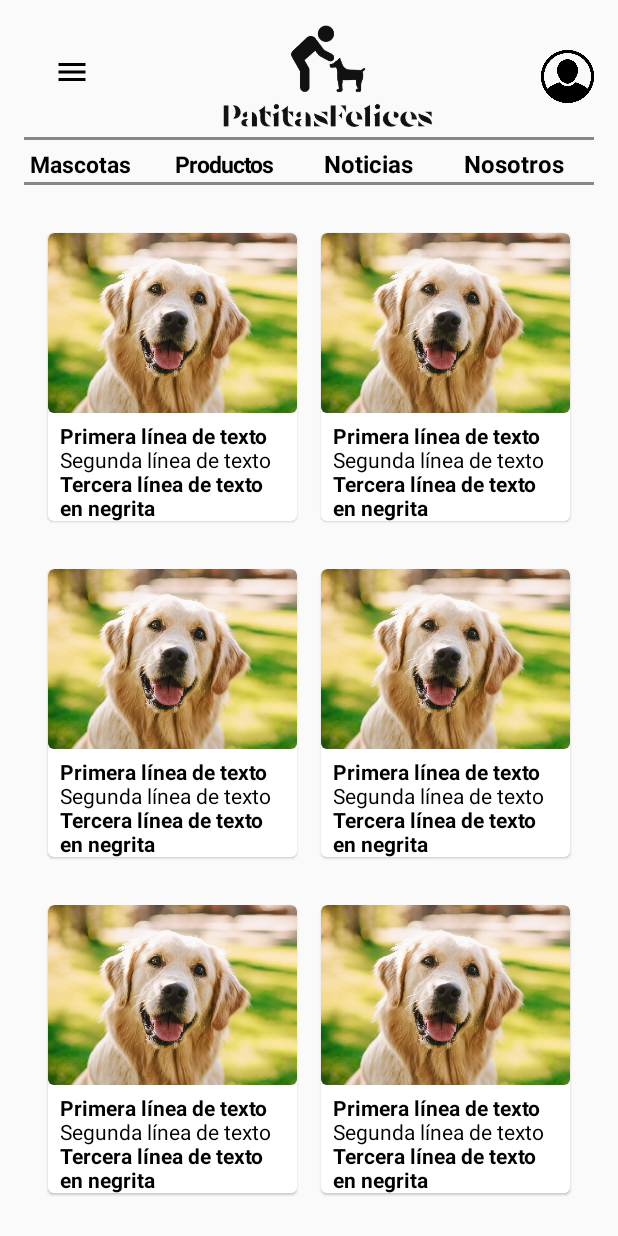
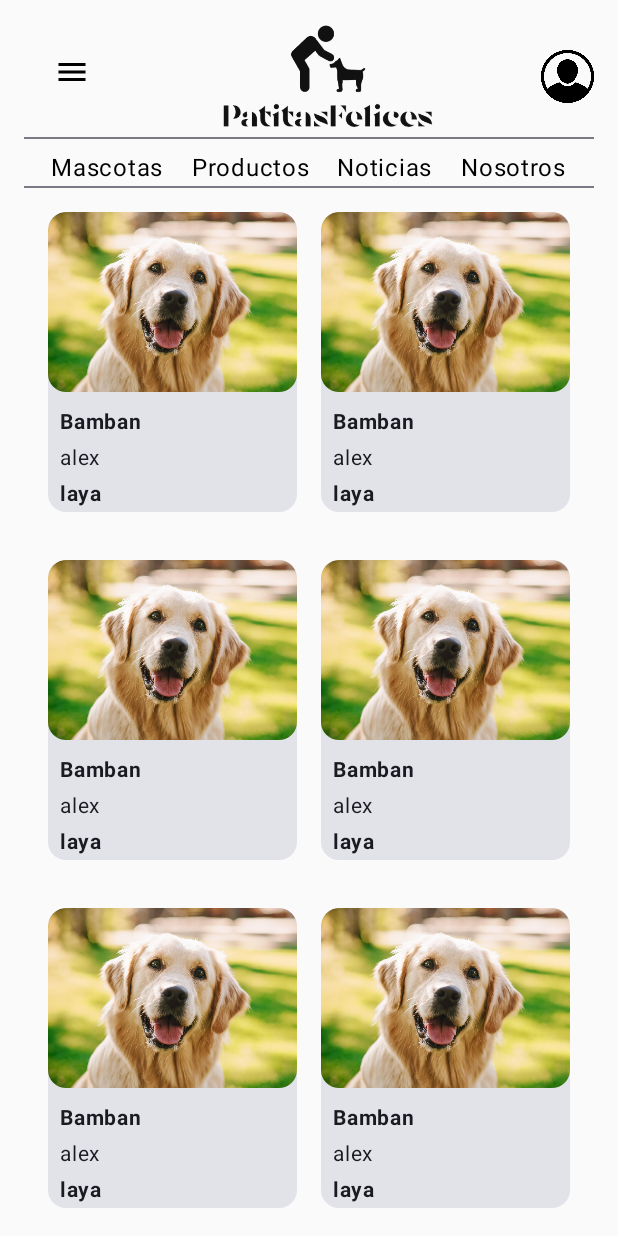
Before and after one commit to JeanpierreMV/PatitasFelicesV0, an Android app built with Jetpack Compose: the screen it shows after launch (MainActivity), after a tap on "Iniciar Sesión", on a phone screen of 412 x 824 dp. Run offline under Robolectric (Android 15) with nearby library versions, the phone set to English and light mode, and no system bars; our stand-ins replace Dagger/Hilt's generated code.

Commit message:
commit v7.5

```diff
--- a/app/src/main/java/com/example/patitasfelices/component/Sidebar.kt
+++ b/app/src/main/java/com/example/patitasfelices/component/Sidebar.kt
@@ -33,6 +33,7 @@ import androidx.compose.material3.NavigationDrawerItem
 import androidx.compose.material3.NavigationDrawerItemDefaults
 import androidx.compose.material3.Text
 import androidx.compose.material3.rememberDrawerState
+
 import androidx.compose.runtime.mutableStateOf
 import androidx.compose.runtime.remember
 import androidx.compose.runtime.rememberCoroutineScope
--- a/app/src/main/java/com/example/patitasfelices/screens/Inicio/Inicio.kt
+++ b/app/src/main/java/com/example/patitasfelices/screens/Inicio/Inicio.kt
@@ -1,47 +1,32 @@
 package com.example.patitasfelices.screens.Inicio
 
 import androidx.compose.foundation.Image
-import androidx.compose.foundation.background
 import androidx.compose.foundation.clickable
 import androidx.compose.foundation.layout.*
 import androidx.compose.foundation.lazy.LazyColumn
-import androidx.compose.foundation.lazy.LazyRow
-import androidx.compose.foundation.lazy.items
-import androidx.compose.foundation.text.BasicTextField
-import androidx.compose.foundation.text.KeyboardActions
-import androidx.compose.foundation.text.KeyboardOptions
-import androidx.compose.material.*
-import androidx.compose.runtime.*
+import androidx.compose.material3.*
+import androidx.compose.runtime.Composable
 import androidx.compose.ui.Alignment
 import androidx.compose.ui.Modifier
 import androidx.compose.ui.draw.clip
-import androidx.compose.ui.draw.shadow
-import androidx.compose.ui.graphics.Color
+import androidx.compose.ui.graphics.painter.Painter
 import androidx.compose.ui.layout.ContentScale
 import androidx.compose.ui.res.painterResource
 import androidx.compose.ui.text.font.FontWeight
-import androidx.compose.ui.text.input.ImeAction
-import androidx.compose.ui.text.style.TextAlign
+import androidx.compose.ui.tooling.preview.Preview
 import androidx.compose.ui.unit.dp
 import androidx.compose.ui.unit.sp
 import androidx.navigation.NavController
-import com.example.patitasfelices.R // Reemplaza esto con la ubicación de tu imagen de logo
+import com.example.patitasfelices.R
+
 
 @Composable
-fun Inicio(navController: NavController) {
-
-
-    var textoMascotas by remember { mutableStateOf("Mascotas") }
-    var textoProductos by remember { mutableStateOf("Productos") }
-    var textNoticias by remember { mutableStateOf("Noticias") }
-    var textNostros by remember { mutableStateOf("Nosotros") }
-
-
+fun  Inicio(navController: NavController) {
+    MaterialTheme {
         Column(
             modifier = Modifier
                 .fillMaxSize()
                 .padding(16.dp)
-            //.background(Color(android.graphics.Color.parseColor("#EEEEEE")))
         ) {
             Row(
                 modifier = Modifier.fillMaxWidth(),
@@ -61,84 +46,25 @@ fun Inicio(navController: NavController) {
                         modifier = Modifier.fillMaxSize()
                     )
                 }
-            Icon(
+                Image(
                     painter = painterResource(id = R.drawable.usua),
-                contentDescription = "Icono",
+                    contentDescription = "Profile Icon",
                     modifier = Modifier.size(36.dp)
                 )
             }
             Spacer(modifier = Modifier.height(5.dp))
-
-        Box(
-            modifier = Modifier
-                .fillMaxWidth()
-                .height(2.dp)
-                .background(Color.Gray)
-        )
-
+            Divider()
             Spacer(modifier = Modifier.height(7.dp))
-
             Row(
                 modifier = Modifier.fillMaxWidth(),
-            horizontalArrangement = Arrangement.SpaceBetween,
-            verticalAlignment = Alignment.CenterVertically
+                horizontalArrangement = Arrangement.SpaceEvenly
             ) {
-            Text(
-                text = textoMascotas,
-                modifier = Modifier
-                    .weight(1f)
-                    .padding(end = 16.dp),
-                fontSize = 15.5.sp,
-                fontWeight = FontWeight.Bold,
-                textAlign = TextAlign.Center
-            )
-
-            Spacer(modifier = Modifier.width(5.dp))
-
-            Text(
-                text = textoProductos,
-                modifier = Modifier
-                    .weight(1f)
-                    .padding(end = 16.dp),
-                fontSize = 15.sp,
-                fontWeight = FontWeight.Bold,
-                textAlign = TextAlign.Center
-            )
-            Spacer(modifier = Modifier.width(5.dp))
-
-            Text(
-                text = textNoticias,
-                modifier = Modifier
-                    .weight(1f)
-                    .padding(end = 16.dp),
-                fontSize = 16.sp,
-                fontWeight = FontWeight.Bold,
-                textAlign = TextAlign.Center
-            )
-            Spacer(modifier = Modifier.width(5.dp))
-
-            Text(
-                text = textNostros,
-                modifier = Modifier
-                    .weight(1f)
-                    .padding(end = 16.dp),
-                fontSize = 16.sp,
-                fontWeight = FontWeight.Bold,
-                textAlign = TextAlign.Center
-            )
+                Text("Mascotas")
+                Text("Productos")
+                Text("Noticias")
+                Text("Nosotros")
             }
-
-        Spacer(modifier = Modifier.height(2.dp))
-
-        Box(
-            modifier = Modifier
-                .fillMaxWidth()
-                .height(2.dp)
-                .background(Color.Gray)
-        )
-
-        Spacer(modifier = Modifier.height(16.dp))
-
+            Divider()
             LazyColumn(
                 modifier = Modifier.fillMaxWidth()
             ) {
@@ -178,20 +104,20 @@ fun Inicio(navController: NavController) {
                                     Spacer(modifier = Modifier.height(8.dp))
 
                                     Text(
-                                    text = "Primera línea de texto",
+                                        text = "Bamban",
                                         fontSize = 14.sp,
                                         fontWeight = FontWeight.Bold,
                                         modifier = Modifier.padding(horizontal = 8.dp)
                                     )
 
                                     Text(
-                                    text = "Segunda línea de texto",
+                                        text = "alex",
                                         fontSize = 14.sp,
                                         modifier = Modifier.padding(horizontal = 8.dp)
                                     )
 
                                     Text(
-                                    text = "Tercera línea de texto en negrita",
+                                        text = "laya",
                                         fontSize = 14.sp,
                                         fontWeight = FontWeight.Bold,
                                         modifier = Modifier.padding(horizontal = 8.dp)
@@ -204,3 +130,11 @@ fun Inicio(navController: NavController) {
             }
         }
     }
+}
+
+
+//@Preview(showBackground = true)
+//@Composable
+//fun DefaultPreview() {
+//    Inicio( )
+//}
--- a/app/src/main/java/com/example/patitasfelices/screens/iniciarsesion.kt
+++ b/app/src/main/java/com/example/patitasfelices/screens/iniciarsesion.kt
@@ -56,6 +56,10 @@ import androidx.compose.ui.text.style.TextAlign
 import androidx.compose.ui.text.style.TextDecoration
 import com.example.patitasfelices.screens.registrar
 import androidx.compose.ui.text.withStyle
+import androidx.compose.material3.OutlinedTextField
+import androidx.compose.material3.Text
+import androidx.compose.runtime.mutableStateOf
+import androidx.compose.runtime.saveable.rememberSaveable
 
 
 @Composable
@@ -93,7 +97,6 @@ fun iniciarsesion(navController: NavController) {
             ) {
                 Text(
                     text = "Iniciar Sesión",
-
                     fontSize = 34.5.sp,
                     fontWeight = FontWeight.Black,
                     textAlign = TextAlign.Center,
@@ -108,26 +111,13 @@ fun iniciarsesion(navController: NavController) {
                         .fillMaxWidth()
                         .padding(horizontal = 8.dp)
                 ) {
-                    Text("Correo Electrónico", modifier = Modifier.padding(bottom = 4.dp))
-                    BasicTextField(
-                        value = "",
-                        onValueChange = {},
-                        modifier = Modifier
-                            .fillMaxWidth()
-                            .padding(bottom = 8.dp)
-                            .background(Color(android.graphics.Color.parseColor("#D9D9D9")))
-                            .border(1.dp, Color.Gray, RoundedCornerShape(16.dp))
-                    )
-                    Text("Contraseña", modifier = Modifier.padding(bottom = 4.dp))
-                    BasicTextField(
-                        value = "",
-                        onValueChange = {},
-                        modifier = Modifier
-                            .fillMaxWidth()
-                            .padding(bottom = 16.dp)
-                            .background(Color(android.graphics.Color.parseColor("#D9D9D9")))
-                            .border(1.dp, Color.Gray, RoundedCornerShape(16.dp))
-                    )
+
+
+                    var emailText by rememberSaveable { mutableStateOf("") }
+                    OutlinedTextField(value = emailText, onValueChange = { emailText = it }, label = { Text("Correo Electrónico") }, modifier = Modifier.fillMaxWidth().padding(horizontal = 16.dp))
+
+                    var passwordText by rememberSaveable { mutableStateOf("") }
+                    OutlinedTextField(value = passwordText, onValueChange = { passwordText = it }, label = { Text("Contraseña") }, modifier = Modifier.fillMaxWidth().padding(horizontal = 16.dp))
                 }
                 Button(
                     onClick = {
@@ -136,8 +126,6 @@ fun iniciarsesion(navController: NavController) {
                     modifier = Modifier
                         .fillMaxWidth()
                         .padding(16.dp)
-
-
                 ) {
                     Text("Iniciar Sesión", color = Color.White)
                 }
```
Lines whose indentation alone changed are shown as unchanged.
